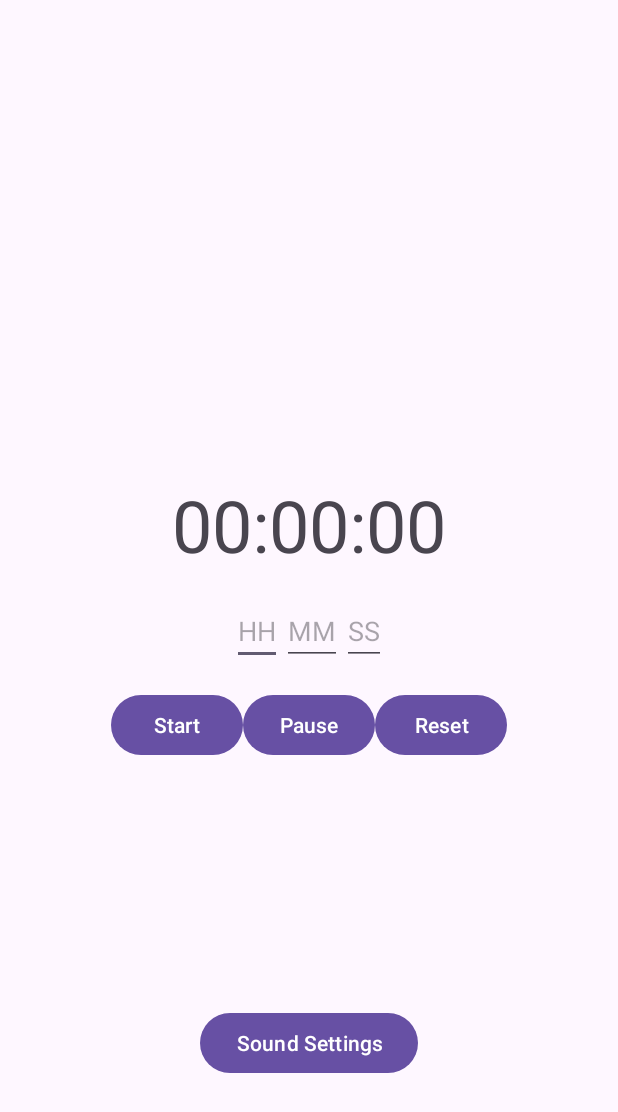
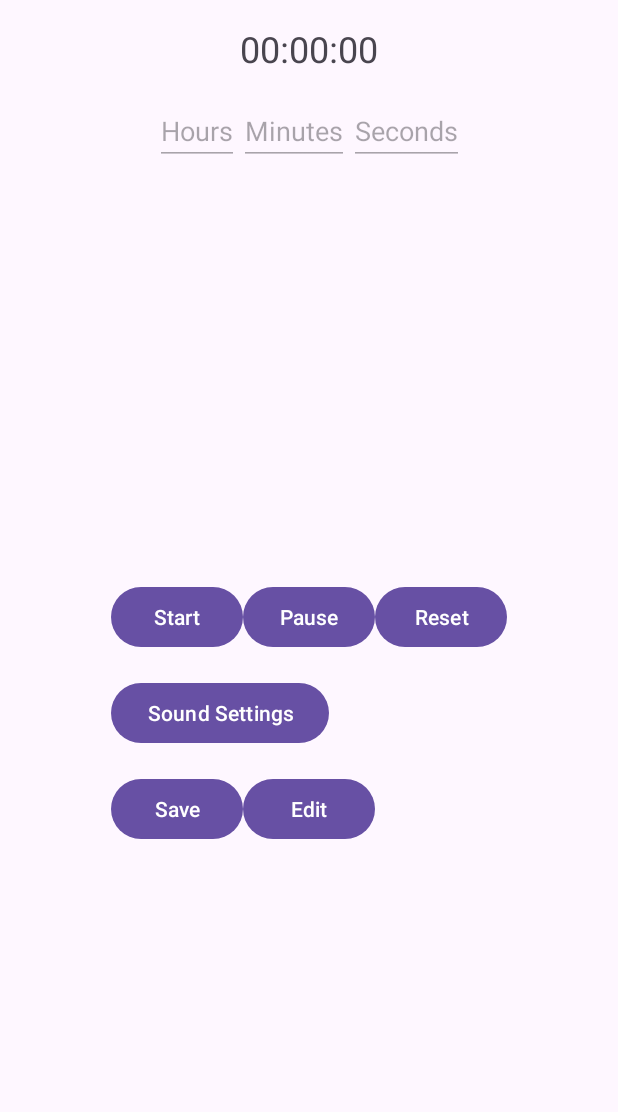
Before and after one commit to deepthi-jayanth/Timer_Project, an Android app: the screen it shows after launch (home), on a phone screen of 412 x 824 dp. Shown: the top 1112 px of the screen. Run offline under Robolectric (Android 15) with nearby library versions, the phone set to English and light mode, and no system bars.

Commit message:
Updated save and edit options

```diff
--- a/app/src/main/java/me/deepthi/timer_project/home.java
+++ b/app/src/main/java/me/deepthi/timer_project/home.java
@@ -1,11 +1,11 @@
 package me.deepthi.timer_project;
 
+import android.annotation.SuppressLint;
 import android.content.Intent;
 import android.content.SharedPreferences;
 import android.media.MediaPlayer;
 import android.os.Bundle;
 import android.os.CountDownTimer;
-import android.view.View;
 import android.widget.Button;
 import android.widget.EditText;
 import android.widget.TextView;
@@ -21,12 +21,13 @@ public class home extends AppCompatActivity {
 
     private TextView timerDisplay;
     private EditText inputHours, inputMinutes, inputSeconds;
-    private Button startButton, pauseButton, resetButton, soundSettingsButton;
+    private Button startButton, pauseButton, resetButton, soundSettingsButton, saveButton, editButton;
     private CountDownTimer countDownTimer;
     private long timeLeftInMillis;
     private boolean timerRunning;
     private long initialTimeInMillis;
 
+    @SuppressLint("MissingInflatedId")
     @Override
     protected void onCreate(Bundle savedInstanceState) {
         super.onCreate(savedInstanceState);
@@ -46,11 +47,18 @@ public class home extends AppCompatActivity {
         pauseButton = findViewById(R.id.pauseButton);
         resetButton = findViewById(R.id.resetButton);
         soundSettingsButton = findViewById(R.id.soundSettingsButton);
+        saveButton = findViewById(R.id.saveButton);
+        editButton = findViewById(R.id.editButton);
+
+        // Disable input fields by default
+        setInputFieldsEnabled(false);
 
         startButton.setOnClickListener(v -> startTimer());
         pauseButton.setOnClickListener(v -> pauseTimer());
         resetButton.setOnClickListener(v -> resetTimer());
         soundSettingsButton.setOnClickListener(v -> openSoundSettings());
+        saveButton.setOnClickListener(v -> saveTimerSettings());
+        editButton.setOnClickListener(v -> setInputFieldsEnabled(true));
     }
 
     private void startTimer() {
@@ -111,13 +119,6 @@ public class home extends AppCompatActivity {
         mediaPlayer.start();
     }
 
-
-    public void onFinish() {
-        timerRunning = false;
-        playNotification();
-        Toast.makeText(home.this, "Time's up!", Toast.LENGTH_SHORT).show();
-    }
-
     private int getInputValue(EditText input) {
         String inputText = input.getText().toString();
         return inputText.isEmpty() ? 0 : Integer.parseInt(inputText);
@@ -127,4 +128,16 @@ public class home extends AppCompatActivity {
         Intent intent = new Intent(this, sound.class);
         startActivity(intent);
     }
+
+    private void saveTimerSettings() {
+        // Implement save functionality
+        Toast.makeText(this, "Timer settings saved", Toast.LENGTH_SHORT).show();
+        setInputFieldsEnabled(false);
+    }
+
+    private void setInputFieldsEnabled(boolean enabled) {
+        inputHours.setEnabled(enabled);
+        inputMinutes.setEnabled(enabled);
+        inputSeconds.setEnabled(enabled);
+    }
 }
--- a/app/src/main/res/layout/activity_home.xml
+++ b/app/src/main/res/layout/activity_home.xml
@@ -7,25 +7,25 @@
     android:layout_height="match_parent"
     tools:context=".home">
 
+    <!-- Timer Display -->
     <TextView
         android:id="@+id/timerDisplay"
         android:layout_width="wrap_content"
         android:layout_height="wrap_content"
         android:text="00:00:00"
-        android:textSize="48sp"
+        android:textSize="24sp"
         app:layout_constraintTop_toTopOf="parent"
-        app:layout_constraintBottom_toTopOf="@id/inputLayout"
         app:layout_constraintStart_toStartOf="parent"
         app:layout_constraintEnd_toEndOf="parent"
-        app:layout_constraintVertical_chainStyle="packed" />
+        android:layout_marginTop="16dp" />
 
+    <!-- Input Layout -->
     <LinearLayout
         android:id="@+id/inputLayout"
         android:layout_width="wrap_content"
         android:layout_height="wrap_content"
         android:orientation="horizontal"
         app:layout_constraintTop_toBottomOf="@id/timerDisplay"
-        app:layout_constraintBottom_toTopOf="@id/buttonLayout"
         app:layout_constraintStart_toStartOf="parent"
         app:layout_constraintEnd_toEndOf="parent"
         android:layout_marginTop="16dp">
@@ -34,23 +34,25 @@
             android:id="@+id/inputHours"
             android:layout_width="wrap_content"
             android:layout_height="wrap_content"
-            android:hint="HH"
+            android:hint="Hours"
             android:inputType="number" />
 
         <EditText
             android:id="@+id/inputMinutes"
             android:layout_width="wrap_content"
             android:layout_height="wrap_content"
-            android:hint="MM"
+            android:hint="Minutes"
             android:inputType="number" />
 
         <EditText
             android:id="@+id/inputSeconds"
             android:layout_width="wrap_content"
             android:layout_height="wrap_content"
-            android:hint="SS"
+            android:hint="Seconds"
             android:inputType="number" />
     </LinearLayout>
+
+    <!-- Existing views -->
 
     <LinearLayout
         android:id="@+id/buttonLayout"
@@ -87,15 +89,32 @@
                 android:text="Reset" />
         </LinearLayout>
 
+        <Button
+            android:id="@+id/soundSettingsButton"
+            android:layout_width="wrap_content"
+            android:layout_height="wrap_content"
+            android:text="Sound Settings"
+            android:layout_marginTop="16dp"
+            app:layout_constraintStart_toStartOf="parent"
+            app:layout_constraintEnd_toEndOf="parent" />
+
+        <LinearLayout
+            android:layout_width="wrap_content"
+            android:layout_height="wrap_content"
+            android:orientation="horizontal"
+            android:layout_marginTop="16dp">
+
+            <Button
+                android:id="@+id/saveButton"
+                android:layout_width="wrap_content"
+                android:layout_height="wrap_content"
+                android:text="Save" />
+
+            <Button
+                android:id="@+id/editButton"
+                android:layout_width="wrap_content"
+                android:layout_height="wrap_content"
+                android:text="Edit" />
+        </LinearLayout>
     </LinearLayout>
-
-    <Button
-        android:id="@+id/soundSettingsButton"
-        android:layout_width="wrap_content"
-        android:layout_height="wrap_content"
-        android:layout_marginTop="164dp"
-        android:text="Sound Settings"
-        app:layout_constraintEnd_toEndOf="parent"
-        app:layout_constraintStart_toStartOf="parent"
-        app:layout_constraintTop_toBottomOf="@+id/buttonLayout" />
 </androidx.constraintlayout.widget.ConstraintLayout>
```
